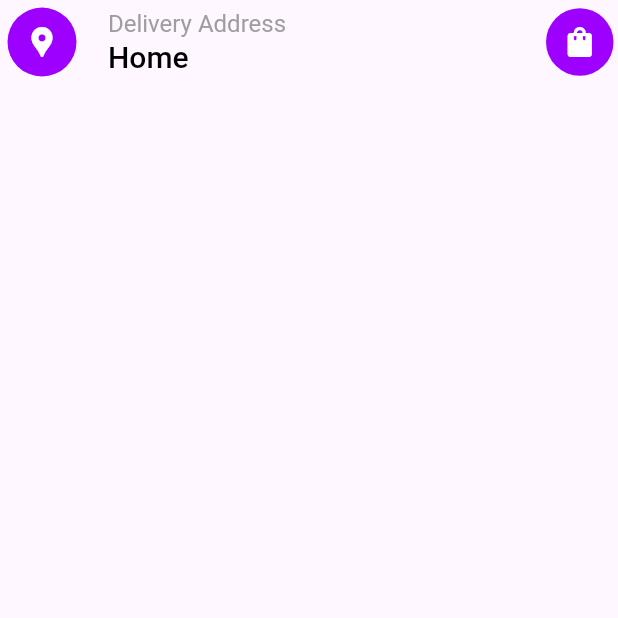
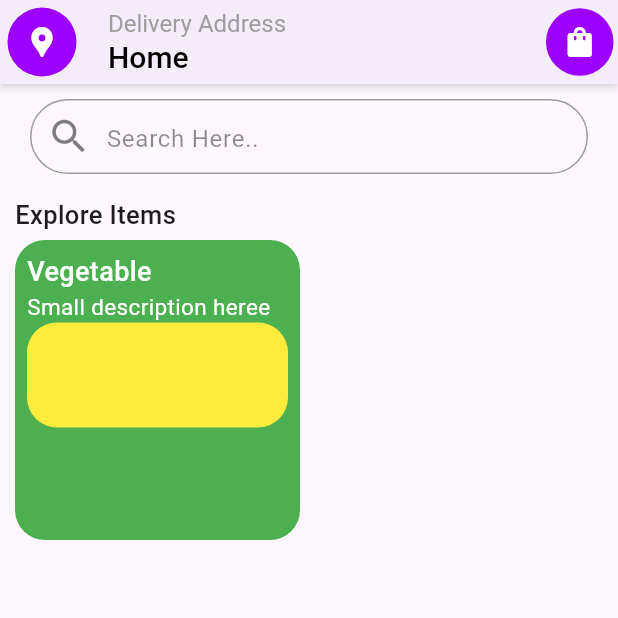
Before and after one commit to ADWx2001/flutter-app-practice, a Flutter app: the screen it shows after launch, on a phone screen of 412 x 824 dp, the top half of it. Run offline on Flutter 3.47's test engine with Material 3 defaults, Android fonts, the phone set to English and light mode, and no system bars.

Commit message:
feat: added data card tile to the app

```diff
--- a/shopping_app_ui/lib/pages/home.dart
+++ b/shopping_app_ui/lib/pages/home.dart
@@ -1,5 +1,7 @@
 import 'package:flutter/material.dart';
 import 'package:shopping_app_ui/widgets/app_bar/app_bar.dart';
+import 'package:shopping_app_ui/widgets/tiles/tile.dart';
+import 'package:shopping_app_ui/widgets/app_bar/search_bar.dart';
 
 class Home extends StatelessWidget {
   const Home({super.key});
@@ -11,7 +13,36 @@ class Home extends StatelessWidget {
         leading: appBarLeading,
         title: appBarTitle,
         actions: appBaractions,
+        shadowColor: Colors.black.withOpacity(0.50),
+        elevation: 2,
       ),
+
+      body: const SingleChildScrollView(
+        child: Padding(
+          padding: EdgeInsets.symmetric(horizontal: 10.0),
+          child: Column(
+            crossAxisAlignment: CrossAxisAlignment.start,
+            children: [
+              MySearchBar(),
+              SizedBox(height: 5,),
+              Text("Explore Items",
+              style: TextStyle(
+                fontSize: 17,
+                fontWeight: FontWeight.w500,
+                ),
+              ),
+              ProductCard(
+                title: 'Vegetable',
+                description: 'Small description heree',
+                textColor: Colors.white,
+                backgroundColor: Colors.green,
+                boxColor: Colors.yellow,
+              ),
+            ],
+          ),
+        ),
+      ),
+
     );
   }
 }
--- /dev/null
+++ b/shopping_app_ui/lib/widgets/app_bar/search_bar.dart
@@ -0,0 +1,48 @@
+import 'package:flutter/material.dart';
+
+class MySearchBar extends StatelessWidget {
+  const MySearchBar({super.key});
+
+  @override
+  Widget build(BuildContext context) {
+    return Padding(
+              padding: const EdgeInsets.all(10.0),
+              child: Container(
+                height: 50,
+                decoration: BoxDecoration(
+                  borderRadius: BorderRadius.circular(100),
+                  border: Border.all(
+                    color: Colors.grey,
+                  )
+                ),
+                child: Row(
+                  children: [
+                    Padding(
+                      padding: const EdgeInsets.symmetric(horizontal: 10.0),
+                      child: Icon(
+                        Icons.search,
+                        color:const Color(0xff000000).withOpacity(0.5),
+                        size: 30,
+                      ),
+                    ),
+
+                    const Expanded(
+                      child: TextField(
+                        textAlignVertical: TextAlignVertical.center,
+                        decoration: InputDecoration(
+                          hintText: "Search Here..",
+                          border: InputBorder.none,
+                          hintStyle: TextStyle(
+                            color: Colors.black45,
+                            fontSize: 16,
+                          ),
+                          contentPadding: EdgeInsets.symmetric(vertical: 10),
+                        ),
+                      ),
+                    )
+                  ],
+                ),
+              ),
+            );
+  }
+}
--- /dev/null
+++ b/shopping_app_ui/lib/widgets/tiles/tile.dart
@@ -0,0 +1,70 @@
+import 'package:flutter/material.dart';
+
+class ProductCard extends StatelessWidget {
+const ProductCard({
+  super.key,
+  required this.title,
+  required this.description,
+  required this.textColor,
+  required this.backgroundColor,
+  required this.boxColor
+  });
+
+  final String title;
+  final String description;
+  final Color textColor;
+  final Color backgroundColor;
+  final Color boxColor;
+  final double cardHeight = 200;
+  final double cardWidth = 190;
+
+  @override
+  Widget build(BuildContext context) {
+    return Padding(
+      padding: const EdgeInsets.symmetric(vertical: 5.0),
+      child: Container(
+        width: cardWidth,
+        height: cardHeight,
+        decoration: BoxDecoration(
+          borderRadius: BorderRadius.circular(20),
+          color: backgroundColor,
+        ),
+
+        child: Padding(
+          padding: const EdgeInsets.all(8.0),
+          child: Column(
+            crossAxisAlignment: CrossAxisAlignment.start,
+            children: [
+              Text(
+              title,
+              style: TextStyle(
+                fontSize: 18,
+                fontWeight: FontWeight.w500,
+                color: textColor
+                ),
+              ),
+
+              Text(
+                description,
+              style: TextStyle(
+                fontSize: 15,
+                fontWeight: FontWeight.w400,
+                color: textColor
+                ),
+              ),
+
+              Container(
+                height: 70,
+                width: 180,
+                decoration: BoxDecoration(
+                  borderRadius: BorderRadius.circular(20),
+                  color: boxColor
+                ),
+              )
+            ],
+          ),
+        ),
+      ),
+    );
+  }
+}
```
